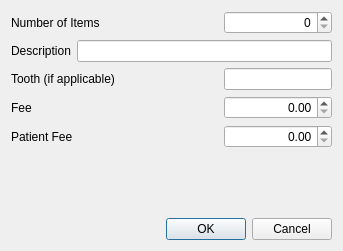
Qt form qt-designer/customTreatment.ui (rowinggolfer/openmolar1) before a commit.
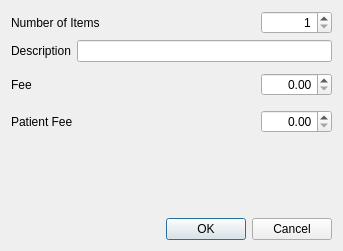
The same form after that commit.

Commit message: more functionality for treatment plans

Diff of the .ui file:
```diff
--- a/qt-designer/customTreatment.ui
+++ b/qt-designer/customTreatment.ui
@@ -44,6 +44,9 @@
      <property name="alignment" >
       <set>Qt::AlignRight|Qt::AlignTrailing|Qt::AlignVCenter</set>
      </property>
+     <property name="minimum" >
+      <number>1</number>
+     </property>
     </widget>
    </item>
    <item row="1" column="0" >
@@ -67,16 +70,19 @@
     </widget>
    </item>
    <item row="2" column="0" colspan="2" >
-    <widget class="QLabel" name="label_5" >
+    <widget class="QLabel" name="label_3" >
      <property name="text" >
-      <string>Tooth (if applicable)</string>
+      <string>Fee</string>
+     </property>
+     <property name="alignment" >
+      <set>Qt::AlignLeading|Qt::AlignLeft|Qt::AlignVCenter</set>
      </property>
      <property name="buddy" >
       <cstring>tooth_lineEdit</cstring>
      </property>
     </widget>
    </item>
-   <item rowspan="3" row="2" column="2" >
+   <item rowspan="2" row="2" column="2" >
     <spacer name="horizontalSpacer_2" >
      <property name="orientation" >
       <enum>Qt::Horizontal</enum>
@@ -90,26 +96,6 @@
     </spacer>
    </item>
    <item row="2" column="3" >
-    <widget class="QLineEdit" name="tooth_lineEdit" >
-     <property name="maxLength" >
-      <number>3</number>
-     </property>
-    </widget>
-   </item>
-   <item row="3" column="0" colspan="2" >
-    <widget class="QLabel" name="label_3" >
-     <property name="text" >
-      <string>Fee</string>
-     </property>
-     <property name="alignment" >
-      <set>Qt::AlignLeading|Qt::AlignLeft|Qt::AlignVCenter</set>
-     </property>
-     <property name="buddy" >
-      <cstring>fee_doubleSpinBox</cstring>
-     </property>
-    </widget>
-   </item>
-   <item row="3" column="3" >
     <widget class="QDoubleSpinBox" name="fee_doubleSpinBox" >
      <property name="alignment" >
       <set>Qt::AlignRight|Qt::AlignTrailing|Qt::AlignVCenter</set>
@@ -122,7 +108,7 @@
      </property>
     </widget>
    </item>
-   <item row="4" column="0" colspan="2" >
+   <item row="3" column="0" colspan="2" >
     <widget class="QLabel" name="label_4" >
      <property name="text" >
       <string>Patient Fee</string>
@@ -135,7 +121,7 @@
      </property>
     </widget>
    </item>
-   <item row="4" column="3" >
+   <item row="3" column="3" >
     <widget class="QDoubleSpinBox" name="ptFee_doubleSpinBox" >
      <property name="alignment" >
       <set>Qt::AlignRight|Qt::AlignTrailing|Qt::AlignVCenter</set>
@@ -145,7 +131,7 @@
      </property>
     </widget>
    </item>
-   <item row="5" column="2" >
+   <item row="4" column="2" >
     <spacer name="verticalSpacer" >
      <property name="orientation" >
       <enum>Qt::Vertical</enum>
```
Left out of the diff: 5 changed lines with no effect on the pictures. The commit also changes 6 other files.
